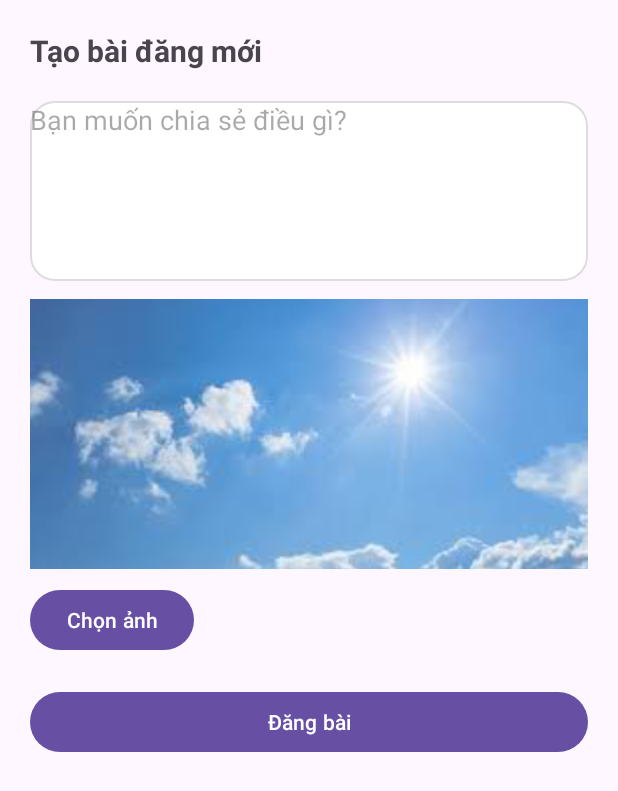
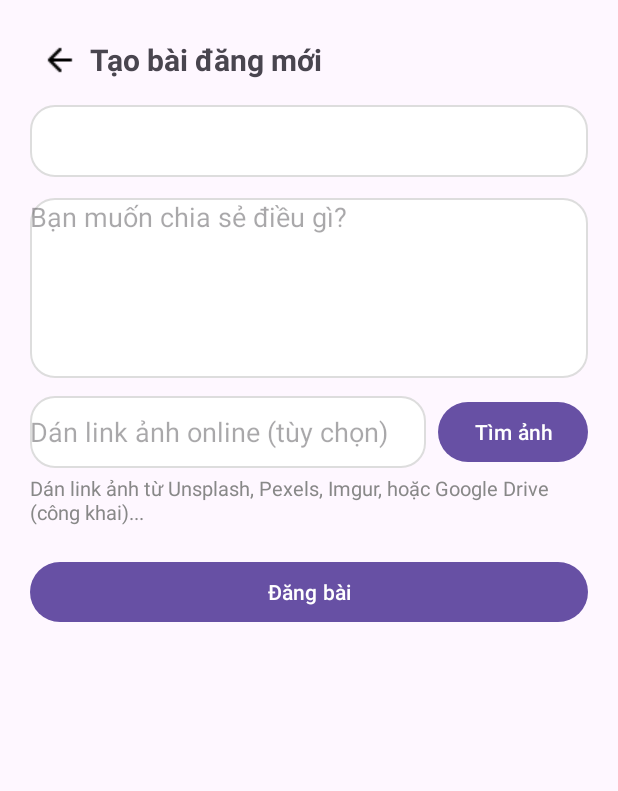
Before and after one commit to PHai237/Android_BTL, an Android app: the NewPostActivity screen opened directly, with no data from a screen before it, on a phone screen of 412 x 824 dp. Shown: the top 791 px of the screen. Run offline under Robolectric (Android 15) with nearby library versions, the light colour scheme and no system bars; our stand-ins replace Firebase (no records; nobody signed in at launch, a user with empty details on screens opened directly); pictures from the network do not load.

Commit message:
Almost done the newpost page, gotta re-design page

```diff
--- a/ClubHub/app/src/main/java/com/example/clubhub/homepage/NewPostActivity.java
+++ b/ClubHub/app/src/main/java/com/example/clubhub/homepage/NewPostActivity.java
@@ -3,33 +3,29 @@ package com.example.clubhub.homepage;
 import android.content.Intent;
 import android.net.Uri;
 import android.os.Bundle;
+import android.text.Editable;
+import android.text.TextWatcher;
 import android.widget.Button;
 import android.widget.EditText;
+import android.widget.ImageButton;
 import android.widget.ImageView;
 import android.widget.Toast;
-
-import androidx.activity.EdgeToEdge;
 import androidx.appcompat.app.AppCompatActivity;
-import androidx.core.graphics.Insets;
-import androidx.core.view.ViewCompat;
-import androidx.core.view.WindowInsetsCompat;
-
+import com.bumptech.glide.Glide;
 import com.example.clubhub.R;
 import com.google.firebase.firestore.FirebaseFirestore;
-import com.google.firebase.storage.FirebaseStorage;
-
 import java.util.Date;
 import java.util.HashMap;
 import java.util.Map;
 
 public class NewPostActivity extends AppCompatActivity {
-    private EditText etContent;
+    private EditText etContent, etImageUrl;
     private ImageView imgPreview;
-    private Button btnChooseImg, btnPost;
-    private Uri imageUri = null;
-    private String email;
+    private Button btnFindImage, btnPost;
 
-    private static final int PICK_IMAGE = 1;
+    // Các trường cần nhận từ Intent
+    private String email, userName, userAvatarUrl;
+    private String clubId, clubName, clubAvatarUrl;
 
     @Override
     protected void onCreate(Bundle savedInstanceState) {
@@ -37,73 +33,80 @@ public class NewPostActivity extends AppCompatActivity {
         setContentView(R.layout.activity_new_post);
 
         etContent = findViewById(R.id.et_content);
+        etImageUrl = findViewById(R.id.et_image_url);
         imgPreview = findViewById(R.id.img_preview);
-        btnChooseImg = findViewById(R.id.btn_choose_img);
+        btnFindImage = findViewById(R.id.btn_find_image);
         btnPost = findViewById(R.id.btn_post);
 
+        // Lấy dữ liệu user và club từ Intent
         email = getIntent().getStringExtra("email");
+        userName = getIntent().getStringExtra("userName");
+        userAvatarUrl = getIntent().getStringExtra("userAvatarUrl");
+        clubId = getIntent().getStringExtra("clubId");
+        clubName = getIntent().getStringExtra("clubName");
+        clubAvatarUrl = getIntent().getStringExtra("clubAvatarUrl");
 
-        btnChooseImg.setOnClickListener(v -> {
-            Intent intent = new Intent(Intent.ACTION_PICK);
-            intent.setType("image/*");
-            startActivityForResult(intent, PICK_IMAGE);
+        if (userName == null) userName = "";
+        if (userAvatarUrl == null) userAvatarUrl = "";
+        if (clubName == null) clubName = "";
+        if (clubAvatarUrl == null) clubAvatarUrl = "";
+
+        btnFindImage.setOnClickListener(v -> {
+            Intent intent = new Intent(Intent.ACTION_VIEW, Uri.parse("https://unsplash.com/s/photos"));
+            startActivity(intent);
+        });
+
+        etImageUrl.addTextChangedListener(new TextWatcher() {
+            @Override public void beforeTextChanged(CharSequence s, int start, int count, int after) {}
+            @Override public void onTextChanged(CharSequence s, int start, int before, int count) {
+                String url = s.toString().trim();
+                if (!url.isEmpty() && (url.startsWith("http://") || url.startsWith("https://"))) {
+                    Glide.with(NewPostActivity.this).load(url).into(imgPreview);
+                } else {
+                    imgPreview.setImageResource(R.drawable.sample_img_default);
+                }
+            }
+            @Override public void afterTextChanged(Editable s) {}
         });
 
         btnPost.setOnClickListener(v -> {
             String content = etContent.getText().toString().trim();
+            String imageUrl = etImageUrl.getText().toString().trim();
+
             if (content.isEmpty()) {
                 etContent.setError("Vui lòng nhập nội dung");
                 return;
             }
-            uploadPost(content, imageUri);
+            uploadPost(content, imageUrl);
         });
+
+        ImageButton btnBack = findViewById(R.id.btn_back);
+        btnBack.setOnClickListener(v -> finish());
+
     }
 
-    @Override
-    protected void onActivityResult(int requestCode, int resultCode, Intent data) {
-        super.onActivityResult(requestCode, resultCode, data);
-        if (requestCode == PICK_IMAGE && resultCode == RESULT_OK && data != null) {
-            imageUri = data.getData();
-            imgPreview.setImageURI(imageUri);
-        }
-    }
-
-    // Upload post lên Firestore (và Storage nếu có ảnh)
-    private void uploadPost(String content, Uri imageUri) {
+    private void uploadPost(String content, String imageUrl) {
         FirebaseFirestore db = FirebaseFirestore.getInstance();
         String postId = db.collection("posts").document().getId();
 
         Map<String, Object> post = new HashMap<>();
         post.put("postId", postId);
         post.put("authorEmail", email);
+        post.put("userName", userName);
+        post.put("userAvatarUrl", userAvatarUrl);
         post.put("content", content);
         post.put("createdAt", new Date());
+        post.put("imageUrl", imageUrl);
+        post.put("clubId", clubId);
+        post.put("clubName", clubName);
+        post.put("clubAvatarUrl", clubAvatarUrl);
 
-        if (imageUri != null) {
-            // Lưu ảnh lên Firebase Storage, rồi lưu URL vào post
-            FirebaseStorage.getInstance().getReference("post_images/" + postId + ".jpg")
-                    .putFile(imageUri)
-                    .addOnSuccessListener(taskSnapshot ->
-                            taskSnapshot.getStorage().getDownloadUrl()
-                                    .addOnSuccessListener(uri -> {
-                                        post.put("imageUrl", uri.toString());
-                                        db.collection("posts").document(postId).set(post)
-                                                .addOnSuccessListener(aVoid -> {
-                                                    Toast.makeText(this, "Đăng bài thành công!", Toast.LENGTH_SHORT).show();
-                                                    finish();
-                                                });
-                                    }))
-                    .addOnFailureListener(e ->
-                            Toast.makeText(this, "Lỗi tải ảnh: " + e.getMessage(), Toast.LENGTH_SHORT).show());
-        } else {
-            post.put("imageUrl", "");
-            db.collection("posts").document(postId).set(post)
-                    .addOnSuccessListener(aVoid -> {
-                        Toast.makeText(this, "Đăng bài thành công!", Toast.LENGTH_SHORT).show();
-                        finish();
-                    })
-                    .addOnFailureListener(e ->
-                            Toast.makeText(this, "Lỗi đăng bài: " + e.getMessage(), Toast.LENGTH_SHORT).show());
-        }
+        db.collection("posts").document(postId).set(post)
+                .addOnSuccessListener(aVoid -> {
+                    Toast.makeText(NewPostActivity.this, "Đăng bài thành công!", Toast.LENGTH_SHORT).show();
+                    finish();
+                })
+                .addOnFailureListener(e ->
+                        Toast.makeText(NewPostActivity.this, "Lỗi đăng bài: " + e.getMessage(), Toast.LENGTH_SHORT).show());
     }
 }
--- a/ClubHub/app/src/main/res/layout/activity_new_post.xml
+++ b/ClubHub/app/src/main/res/layout/activity_new_post.xml
@@ -1,14 +1,41 @@
 <LinearLayout xmlns:android="http://schemas.android.com/apk/res/android"
-    android:orientation="vertical" android:layout_width="match_parent"
-    android:layout_height="match_parent" android:padding="20dp">
+    android:orientation="vertical"
+    android:layout_width="match_parent"
+    android:layout_height="match_parent"
+    android:padding="20dp">
 
-    <TextView
-        android:layout_width="wrap_content"
+    <!-- Header với nút quay lại và tiêu đề -->
+    <LinearLayout
+        android:layout_width="match_parent"
         android:layout_height="wrap_content"
-        android:text="Tạo bài đăng mới"
-        android:textSize="20sp"
-        android:textStyle="bold"
-        android:layout_marginBottom="20dp"/>
+        android:orientation="horizontal"
+        android:gravity="center_vertical"
+        android:layout_marginBottom="10dp">
+
+        <ImageButton
+            android:id="@+id/btn_back"
+            android:layout_width="40dp"
+            android:layout_height="40dp"
+            android:background="?android:attr/selectableItemBackground"
+            android:src="@drawable/ic_back"
+            android:contentDescription="Quay lại"
+        />
+
+        <TextView
+            android:layout_width="wrap_content"
+            android:layout_height="wrap_content"
+            android:text="Tạo bài đăng mới"
+            android:textSize="20sp"
+            android:textStyle="bold"/>
+    </LinearLayout>
+
+    <!-- Spinner chọn CLB để đăng bài -->
+    <Spinner
+        android:id="@+id/spinner_club"
+        android:layout_width="match_parent"
+        android:layout_height="48dp"
+        android:layout_marginBottom="14dp"
+        android:background="@drawable/rounded_edittext_bg"/>
 
     <EditText
         android:id="@+id/et_content"
@@ -18,6 +45,39 @@
         android:gravity="top"
         android:background="@drawable/rounded_edittext_bg"/>
 
+    <!-- Dòng nhập link + nút tìm ảnh -->
+    <LinearLayout
+        android:layout_width="match_parent"
+        android:layout_height="wrap_content"
+        android:orientation="horizontal"
+        android:layout_marginTop="12dp"
+        android:gravity="center_vertical">
+
+        <EditText
+            android:id="@+id/et_image_url"
+            android:layout_width="0dp"
+            android:layout_height="wrap_content"
+            android:layout_weight="1"
+            android:background="@drawable/rounded_edittext_bg"
+            android:hint="Dán link ảnh online (tùy chọn)"
+            android:minHeight="48dp" />
+
+        <Button
+            android:id="@+id/btn_find_image"
+            android:layout_width="wrap_content"
+            android:layout_height="wrap_content"
+            android:text="Tìm ảnh"
+            android:layout_marginStart="8dp"/>
+    </LinearLayout>
+
+    <TextView
+        android:layout_width="match_parent"
+        android:layout_height="wrap_content"
+        android:text="Dán link ảnh từ Unsplash, Pexels, Imgur, hoặc Google Drive (công khai)..."
+        android:textSize="13sp"
+        android:textColor="#888"
+        android:layout_marginTop="4dp"/>
+
     <ImageView
         android:id="@+id/img_preview"
         android:layout_width="match_parent"
@@ -25,14 +85,7 @@
         android:layout_marginTop="12dp"
         android:background="@android:color/darker_gray"
         android:scaleType="centerCrop"
-        android:src="@drawable/sample_img_default"/>
-
-    <Button
-        android:id="@+id/btn_choose_img"
-        android:layout_width="wrap_content"
-        android:layout_height="wrap_content"
-        android:text="Chọn ảnh"
-        android:layout_marginTop="10dp"/>
+        android:visibility="gone" />
 
     <Button
         android:id="@+id/btn_post"
```
